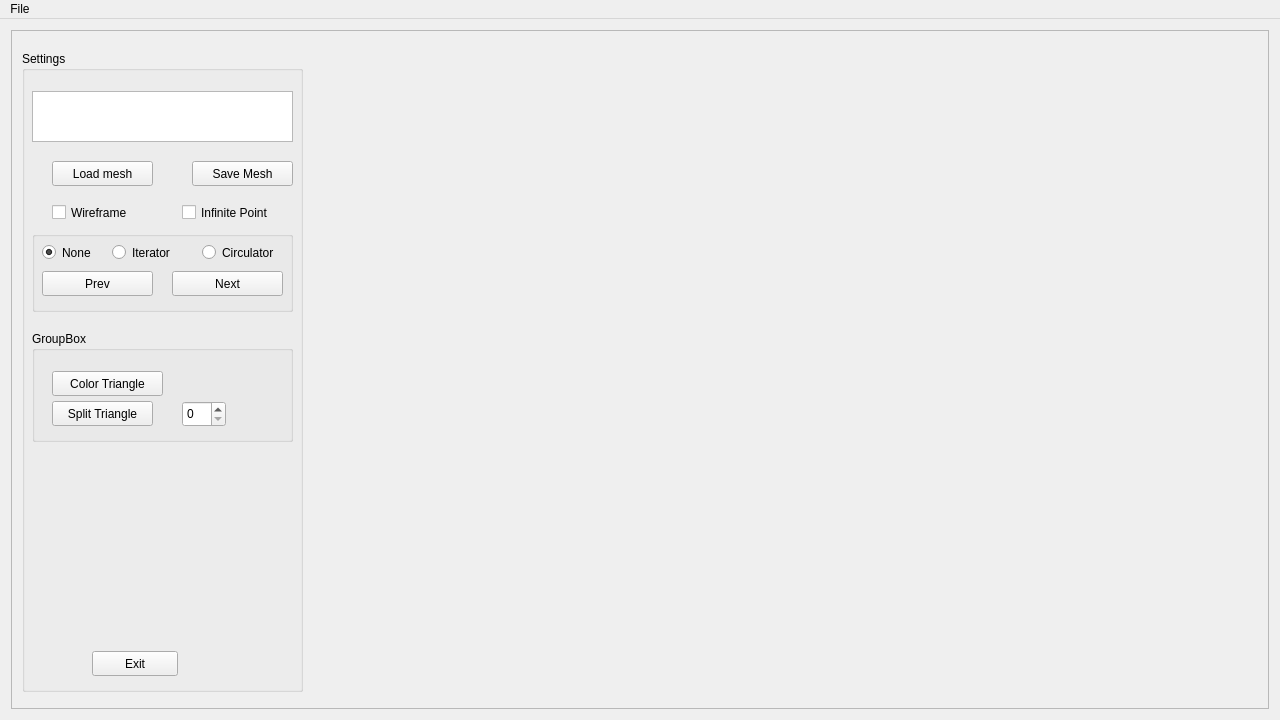
Before: the Qt Designer form Source/mainwindow.ui in ljsp/Mesh_Computer_Geometry, drawn with Qt 5.
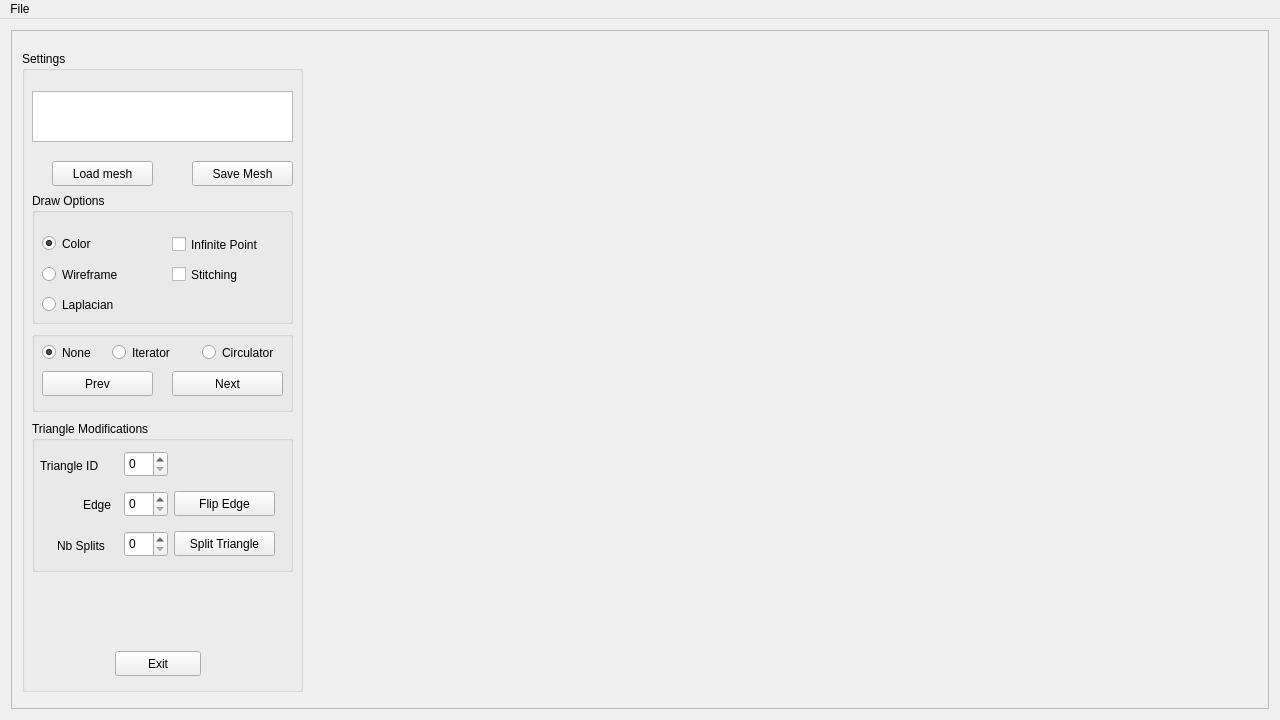
After: the same form once the commit is applied. Icons and pictures are not drawn. Custom widgets are drawn as their Qt base class.

Commit message: Improv: Stitching drawing

```diff
--- a/Source/mainwindow.ui
+++ b/Source/mainwindow.ui
@@ -81,7 +81,7 @@
           <widget class="QPushButton" name="exit_button">
            <property name="geometry">
             <rect>
-             <x>70</x>
+             <x>93</x>
              <y>600</y>
              <width>86</width>
              <height>25</height>
@@ -91,19 +91,6 @@
             <string>Exit</string>
            </property>
           </widget>
-          <widget class="QCheckBox" name="wireframe_checkbox">
-           <property name="geometry">
-            <rect>
-             <x>30</x>
-             <y>150</y>
-             <width>92</width>
-             <height>23</height>
-            </rect>
-           </property>
-           <property name="text">
-            <string>Wireframe</string>
-           </property>
-          </widget>
           <widget class="QPushButton" name="load_button">
            <property name="geometry">
             <rect>
@@ -130,19 +117,6 @@
             <string>Save Mesh</string>
            </property>
           </widget>
-          <widget class="QCheckBox" name="inf_point_checkbox">
-           <property name="geometry">
-            <rect>
-             <x>160</x>
-             <y>150</y>
-             <width>121</width>
-             <height>23</height>
-            </rect>
-           </property>
-           <property name="text">
-            <string>Infinite Point</string>
-           </property>
-          </widget>
           <widget class="QListWidget" name="object_list">
            <property name="geometry">
             <rect>
@@ -157,7 +131,7 @@
            <property name="geometry">
             <rect>
              <x>10</x>
-             <y>180</y>
+             <y>280</y>
              <width>261</width>
              <height>81</height>
             </rect>
@@ -238,19 +212,19 @@
            <property name="geometry">
             <rect>
              <x>10</x>
-             <y>280</y>
+             <y>370</y>
              <width>261</width>
-             <height>111</height>
+             <height>151</height>
             </rect>
            </property>
            <property name="title">
-            <string>GroupBox</string>
+            <string>Triangle Modifications</string>
            </property>
            <widget class="QSpinBox" name="numberSplitSpinBox">
             <property name="geometry">
              <rect>
-              <x>150</x>
-              <y>70</y>
+              <x>92</x>
+              <y>110</y>
               <width>44</width>
               <height>26</height>
              </rect>
@@ -259,8 +233,8 @@
            <widget class="QPushButton" name="splitButton">
             <property name="geometry">
              <rect>
-              <x>20</x>
-              <y>70</y>
+              <x>142</x>
+              <y>110</y>
               <width>101</width>
               <height>25</height>
              </rect>
@@ -272,14 +246,157 @@
            <widget class="QPushButton" name="color_triangle">
             <property name="geometry">
              <rect>
-              <x>20</x>
-              <y>40</y>
-              <width>111</width>
+              <x>142</x>
+              <y>70</y>
+              <width>101</width>
               <height>25</height>
              </rect>
             </property>
             <property name="text">
-             <string>Color Triangle</string>
+             <string>Flip Edge</string>
+            </property>
+           </widget>
+           <widget class="QSpinBox" name="triangleId_spinBox">
+            <property name="geometry">
+             <rect>
+              <x>92</x>
+              <y>30</y>
+              <width>44</width>
+              <height>26</height>
+             </rect>
+            </property>
+           </widget>
+           <widget class="QSpinBox" name="triangleEdge_spinBox">
+            <property name="geometry">
+             <rect>
+              <x>92</x>
+              <y>70</y>
+              <width>44</width>
+              <height>26</height>
+             </rect>
+            </property>
+            <property name="maximum">
+             <number>3</number>
+            </property>
+           </widget>
+           <widget class="QLabel" name="label">
+            <property name="geometry">
+             <rect>
+              <x>51</x>
+              <y>75</y>
+              <width>41</width>
+              <height>17</height>
+             </rect>
+            </property>
+            <property name="text">
+             <string>Edge</string>
+            </property>
+           </widget>
+           <widget class="QLabel" name="label_2">
+            <property name="geometry">
+             <rect>
+              <x>8</x>
+              <y>35</y>
+              <width>81</width>
+              <height>20</height>
+             </rect>
+            </property>
+            <property name="text">
+             <string>Triangle ID</string>
+            </property>
+           </widget>
+           <widget class="QLabel" name="label_3">
+            <property name="geometry">
+             <rect>
+              <x>25</x>
+              <y>116</y>
+              <width>67</width>
+              <height>17</height>
+             </rect>
+            </property>
+            <property name="text">
+             <string>Nb Splits</string>
+            </property>
+           </widget>
+          </widget>
+          <widget class="QGroupBox" name="groupBox_3">
+           <property name="geometry">
+            <rect>
+             <x>10</x>
+             <y>142</y>
+             <width>261</width>
+             <height>131</height>
+            </rect>
+           </property>
+           <property name="title">
+            <string>Draw Options</string>
+           </property>
+           <widget class="QCheckBox" name="inf_point_checkbox">
+            <property name="geometry">
+             <rect>
+              <x>140</x>
+              <y>40</y>
+              <width>121</width>
+              <height>23</height>
+             </rect>
+            </property>
+            <property name="text">
+             <string>Infinite Point</string>
+            </property>
+           </widget>
+           <widget class="QCheckBox" name="stitching_checkBox">
+            <property name="geometry">
+             <rect>
+              <x>140</x>
+              <y>70</y>
+              <width>101</width>
+              <height>23</height>
+             </rect>
+            </property>
+            <property name="text">
+             <string>Stitching</string>
+            </property>
+           </widget>
+           <widget class="QRadioButton" name="color_radioButton">
+            <property name="geometry">
+             <rect>
+              <x>10</x>
+              <y>39</y>
+              <width>112</width>
+              <height>23</height>
+             </rect>
+            </property>
+            <property name="text">
+             <string>Color</string>
+            </property>
+            <property name="checked">
+             <bool>true</bool>
+            </property>
+           </widget>
+           <widget class="QRadioButton" name="wireframe_radioButton">
+            <property name="geometry">
+             <rect>
+              <x>10</x>
+              <y>70</y>
+              <width>92</width>
+              <height>23</height>
+             </rect>
+            </property>
+            <property name="text">
+             <string>Wireframe</string>
+            </property>
+           </widget>
+           <widget class="QRadioButton" name="laplacian_radioButton">
+            <property name="geometry">
+             <rect>
+              <x>10</x>
+              <y>100</y>
+              <width>112</width>
+              <height>23</height>
+             </rect>
+            </property>
+            <property name="text">
+             <string>Laplacian</string>
             </property>
            </widget>
           </widget>
```
Left out of the diff: 4 changed lines with no effect on the pictures. The commit also changes 7 other files.
